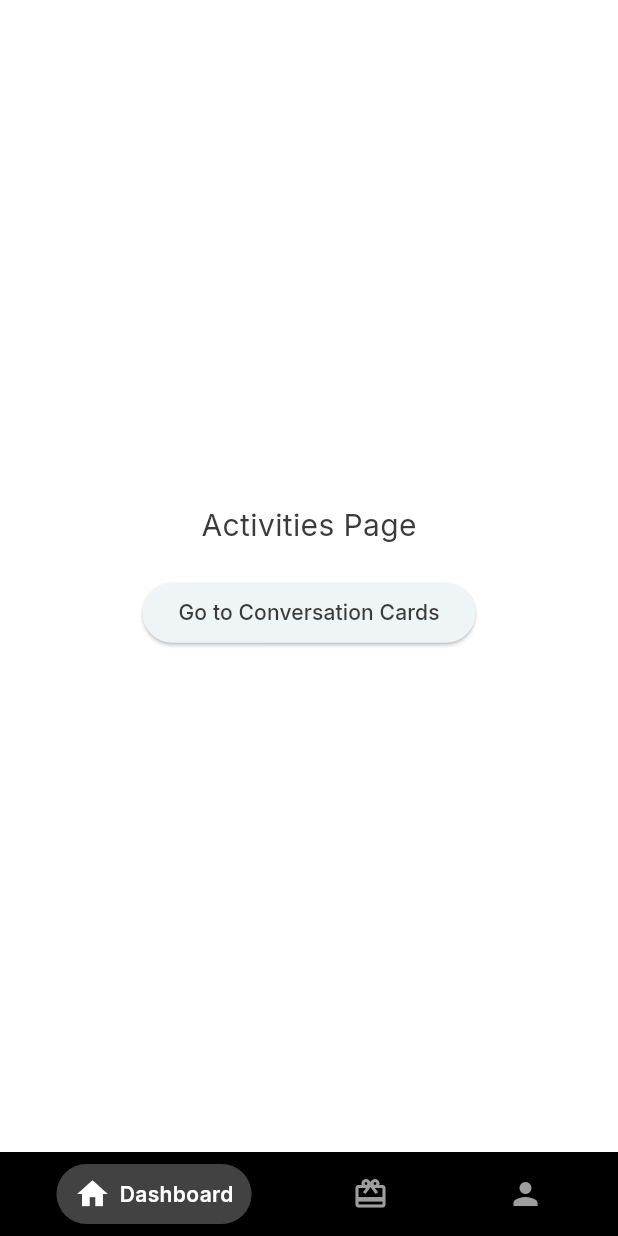
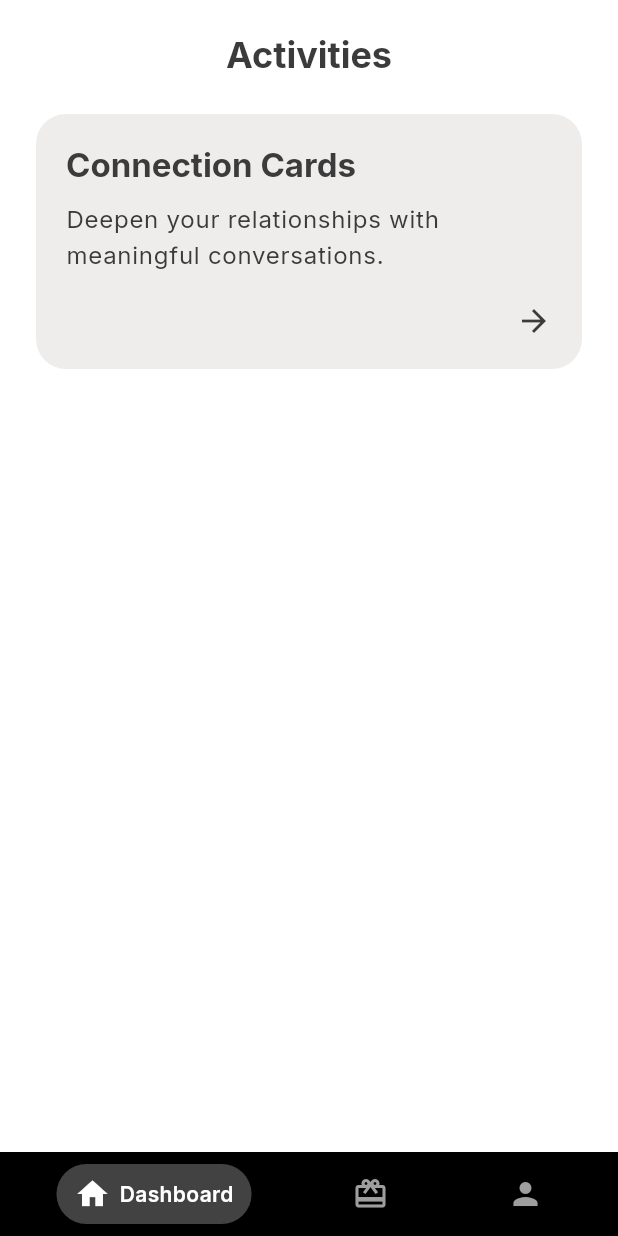
Before and after one commit to orya-ai/v3, a Flutter app: the ActivitiesPage screen opened by its route, on a phone screen of 412 x 824 dp. Run offline on Flutter 3.47's test engine with Material 3 defaults, Android fonts, the phone set to English and light mode, and no system bars; our stand-ins replace cloud_firestore, firebase_auth, firebase_core, flutter_riverpod, go_router, google_fonts; accounts and stored records are empty.

Commit message:
ui of activities page improved

```diff
--- a/lib/features/activities/presentation/activities_page.dart
+++ b/lib/features/activities/presentation/activities_page.dart
@@ -1,5 +1,6 @@
 import 'package:flutter/material.dart';
 import 'package:go_router/go_router.dart';
+import 'package:ORYA/core/theme/app_theme.dart';
 import '../../../app/router/routes.dart';
 
 class ActivitiesPage extends StatelessWidget {
@@ -7,17 +8,53 @@ class ActivitiesPage extends StatelessWidget {
 
   @override
   Widget build(BuildContext context) {
-    return Center(
-      child: Column(
-        mainAxisAlignment: MainAxisAlignment.center,
+    return SafeArea(
+      child: ListView(
+        padding: const EdgeInsets.all(20.0),
         children: [
-          const Text('Activities Page', style: TextStyle(fontSize: 20)), // Removed color: Colors.white as Scaffold bg is likely white
+          Center(
+            child: Text(
+              'Activities',
+              style: Theme.of(context).textTheme.headlineSmall?.copyWith(
+                    fontWeight: FontWeight.bold,
+                  ),
+            ),
+          ),
           const SizedBox(height: 20),
-          ElevatedButton(
-            onPressed: () {
-              context.push(AppRoutes.conversationCards);
-            },
-            child: const Text('Go to Conversation Cards'),
+          GestureDetector(
+            onTap: () => context.push(AppRoutes.conversationCards),
+            child: Card(
+              shape: RoundedRectangleBorder(borderRadius: BorderRadius.circular(20)),
+              color: AppTheme.primaryBackgroundColor,
+              elevation: 0,
+              child: Padding(
+                padding: const EdgeInsets.all(20.0),
+                child: Column(
+                  crossAxisAlignment: CrossAxisAlignment.start,
+                  children: [
+                    Text(
+                      "Connection Cards",
+                      style: Theme.of(context).textTheme.titleLarge?.copyWith(
+                            color: AppTheme.primaryTextColor,
+                            fontWeight: FontWeight.bold,
+                          ),
+                    ),
+                    const SizedBox(height: 10),
+                    Text(
+                      "Deepen your relationships with meaningful conversations.",
+                      style: Theme.of(context).textTheme.bodyLarge?.copyWith(
+                            color: AppTheme.primaryTextColor,
+                          ),
+                    ),
+                    const SizedBox(height: 20),
+                    const Align(
+                      alignment: Alignment.centerRight,
+                      child: Icon(Icons.arrow_forward, color: AppTheme.primaryTextColor),
+                    ),
+                  ],
+                ),
+              ),
+            ),
           ),
         ],
       ),
```
